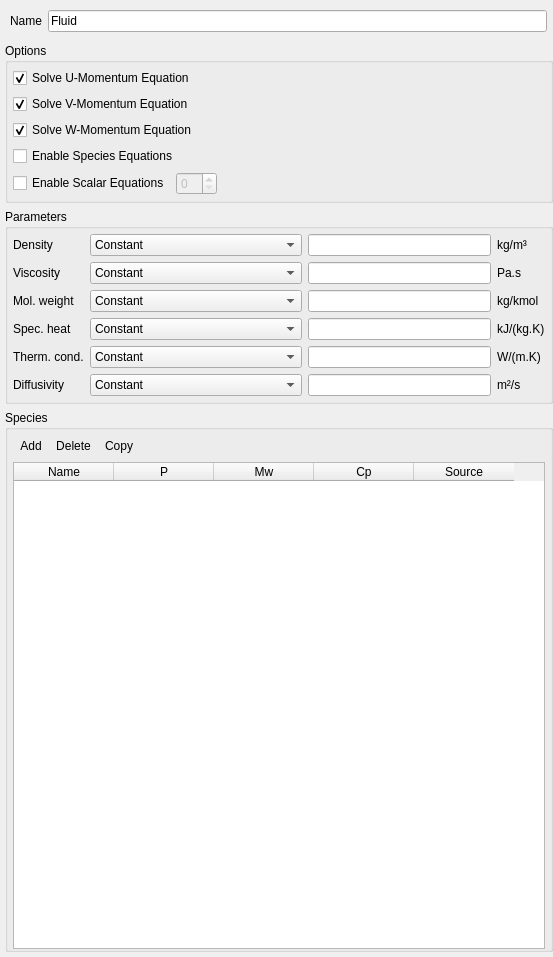
Above: gui/uifiles/fluid.ui from truongd8593/mfix before the change. Below: the same form after it.
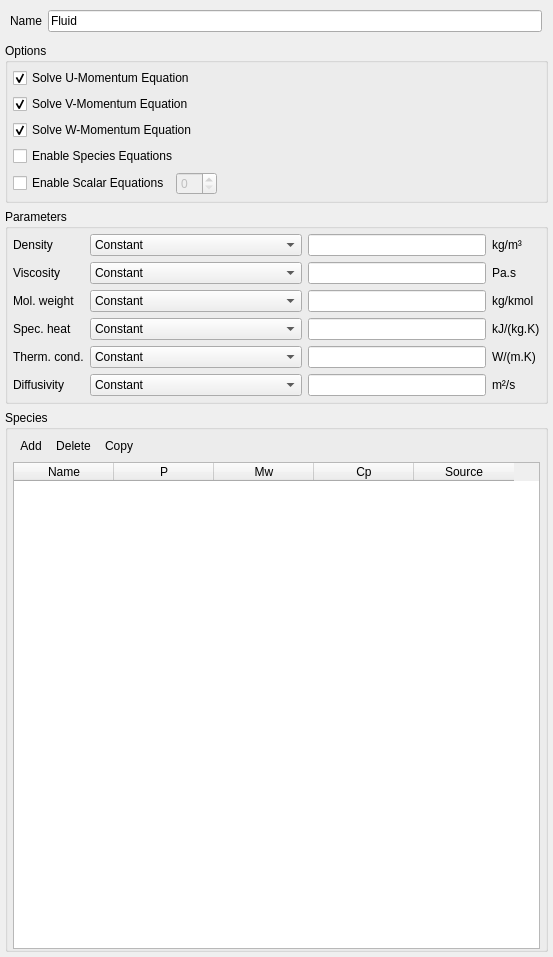
That is the form after the change. Custom widgets are drawn as their Qt base class.

Diff of the .ui file:
```diff
--- a/gui/uifiles/fluid.ui
+++ b/gui/uifiles/fluid.ui
@@ -30,7 +30,7 @@
     <number>5</number>
    </property>
    <property name="rightMargin">
-    <number>0</number>
+    <number>5</number>
    </property>
    <property name="bottomMargin">
     <number>5</number>
```
Left out of the diff: 22 changed lines with no effect on the pictures.
